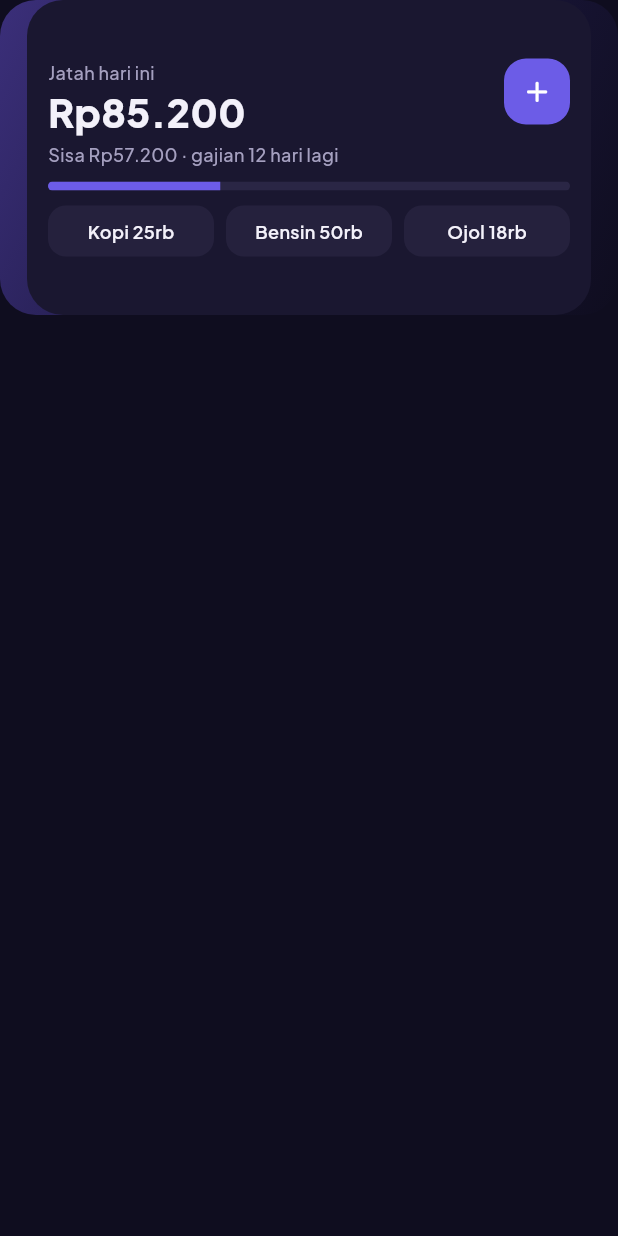
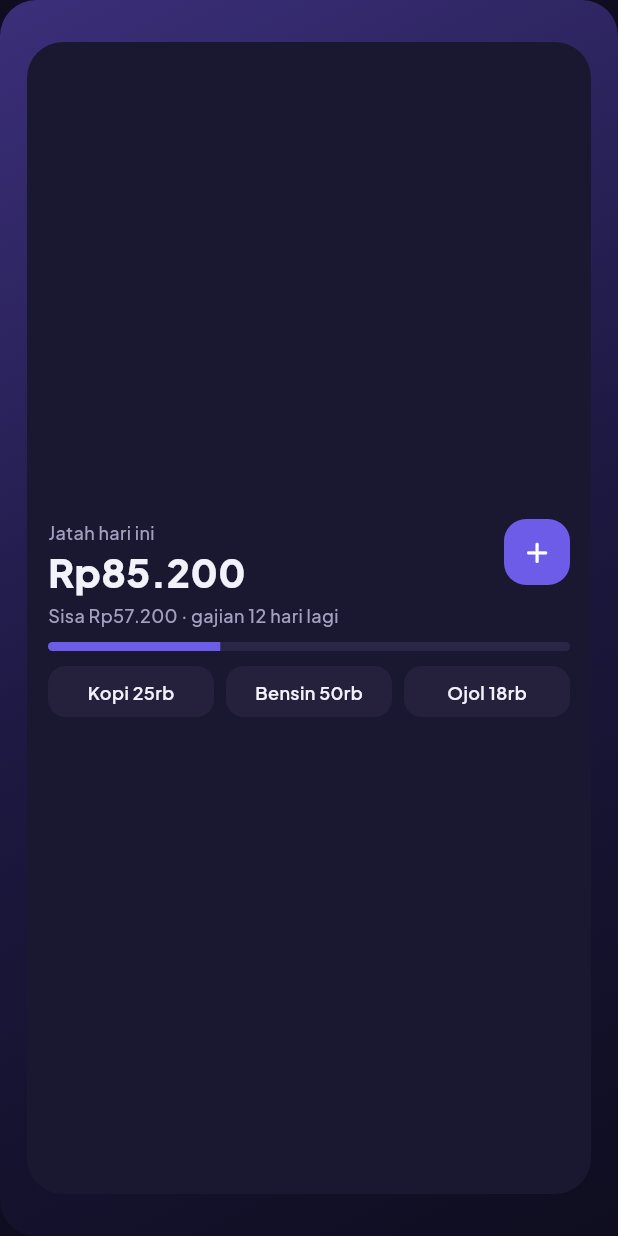
Before and after one commit to montohang/HitungIn, a Flutter app: the _Preview widget shown alone on an empty page, opened directly with empty values, on a phone screen of 412 x 824 dp. Run offline on Flutter 3.47's test engine with Material 3 defaults, Android fonts, the phone set to English and light mode, and no system bars; our stand-ins replace drift, file_picker, flutter_local_notifications, flutter_riverpod, flutter_secure_storage, flutter_svg and 6 more; missing offline and left inert: cryptography, in_app_purchase_android, local_auth_android, sqlite3; accounts and stored records are empty; generated files the repository leaves out were written again.

Commit message:
Uji HP P2b: kartu Latar rata tengah, pratinjau widget Catat tidak meluap, foto draf yang batal disimpan dihapus; centang uji manual P2b
Co-Authored-By: Claude Opus 5.5 <noreply@anthropic.com>

```diff
--- a/lib/features/widgets/widget_settings_screen.dart
+++ b/lib/features/widgets/widget_settings_screen.dart
@@ -58,6 +58,11 @@ class _WidgetSettingsScreenState extends ConsumerState<WidgetSettingsScreen> wit
   @override
   void dispose() {
     WidgetsBinding.instance.removeObserver(this);
+    // Foto draf yang tidak jadi disimpan dihapus (bukan foto yang sedang dipakai widget).
+    final Map<int, WidgetStyle> saved = ref.read(widgetStylesProvider).valueOrNull ?? const {};
+    for (final MapEntry<int, WidgetStyle> e in _draft.entries) {
+      if (e.value.photoPath != null && e.value.photoPath != saved[e.key]?.photoPath) deleteWidgetPhoto(e.value.photoPath);
+    }
     super.dispose();
   }
 
@@ -299,13 +304,18 @@ class _Preview extends ConsumerWidget {
             children: [
               button(40),
               const SizedBox(width: 10),
-              Column(
-                mainAxisSize: MainAxisSize.min,
-                crossAxisAlignment: CrossAxisAlignment.start,
-                children: [
-                  Text('Catat', style: base.copyWith(fontSize: 15, fontWeight: FontWeight.w700, color: look.ink)),
-                  Text('Sedikit-sedikit jadi bukit', style: base.copyWith(fontSize: 11, color: look.muted)),
-                ],
+              Flexible(
+                child: Column(
+                  mainAxisSize: MainAxisSize.min,
+                  crossAxisAlignment: CrossAxisAlignment.start,
+                  children: [
+                    Text('Catat', style: base.copyWith(fontSize: 15, fontWeight: FontWeight.w700, color: look.ink)),
+                    Text('Sedikit-sedikit jadi bukit',
+                        maxLines: 2,
+                        overflow: TextOverflow.ellipsis,
+                        style: base.copyWith(fontSize: 11, height: 1.3, color: look.muted)),
+                  ],
+                ),
               ),
             ],
           )
@@ -359,8 +369,7 @@ class _Preview extends ConsumerWidget {
     return Semantics(
       label: 'Pratinjau widget',
       child: Container(
-        height: kind == 'catat' ? 150 : 210,
-        padding: const EdgeInsets.symmetric(horizontal: 18),
+        padding: const EdgeInsets.symmetric(horizontal: 18, vertical: 28),
         decoration: const BoxDecoration(
           borderRadius: AppRadius.lgAll,
           gradient: LinearGradient(
@@ -375,8 +384,8 @@ class _Preview extends ConsumerWidget {
           child: ClipRRect(
             borderRadius: radius,
             child: SizedBox(
-              width: kind == 'catat' ? 190 : double.infinity,
-              height: kind == 'catat' ? 76 : null,
+              width: kind == 'catat' ? 210 : double.infinity,
+              height: kind == 'catat' ? 80 : null,
               child: Stack(
                 children: [
                   Positioned.fill(child: bg()),
@@ -577,6 +586,7 @@ class _BgOption extends StatelessWidget {
       onTap: onTap,
       semanticLabel: 'Latar ${bg.label}${pro ? ', Pro' : ''}',
       child: Container(
+        width: double.infinity,
         padding: const EdgeInsets.symmetric(vertical: AppSpace.x8),
         decoration: BoxDecoration(
           color: c.surface,
@@ -585,8 +595,10 @@ class _BgOption extends StatelessWidget {
         ),
         child: Stack(
           clipBehavior: Clip.none,
+          alignment: Alignment.topCenter,
           children: [
             Column(
+              mainAxisSize: MainAxisSize.min,
               children: [
                 Container(
                   width: 44,
@@ -599,7 +611,7 @@ class _BgOption extends StatelessWidget {
                   ),
                 ),
                 const SizedBox(height: AppSpace.x4),
-                Text(bg.label, style: t.label.copyWith(color: c.sub2)),
+                Text(bg.label, maxLines: 1, overflow: TextOverflow.ellipsis, style: t.label.copyWith(color: c.sub2)),
               ],
             ),
             if (pro) const Positioned(top: -4, right: 2, child: AppBadge.pro()),
```
Also changed, not shown: 1 other file.
